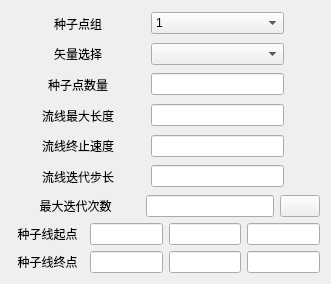
First picture: the form in Qt/Resources/UI/igStreamTracer.ui, repository hu-shuhan/editOpeniGame, before the edit.
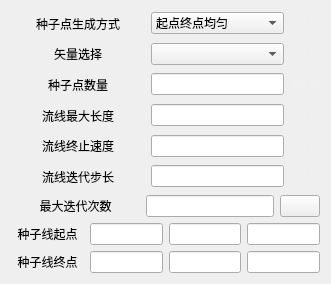
Second picture: the form after the edit. Icons and pictures are not drawn.

The edit to the form file:
```diff
--- a/Qt/Resources/UI/igStreamTracer.ui
+++ b/Qt/Resources/UI/igStreamTracer.ui
@@ -206,7 +206,7 @@
      <item>
       <widget class="QLabel" name="label">
        <property name="text">
-        <string>种子点组</string>
+        <string>种子点生成方式</string>
        </property>
        <property name="alignment">
         <set>Qt::AlignCenter</set>
@@ -220,7 +220,7 @@
        </property>
        <item>
         <property name="text">
-         <string>1</string>
+         <string>起点终点均匀</string>
         </property>
        </item>
        <item>
```
Left out of the diff: 2 changed lines with no effect on the pictures.
